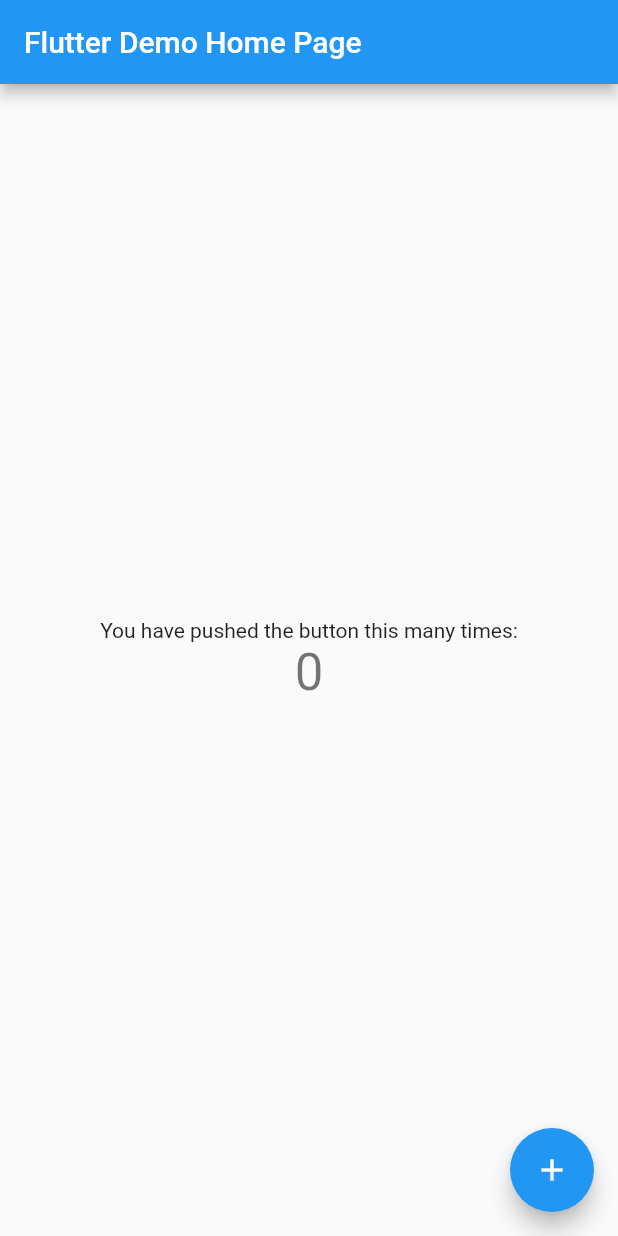
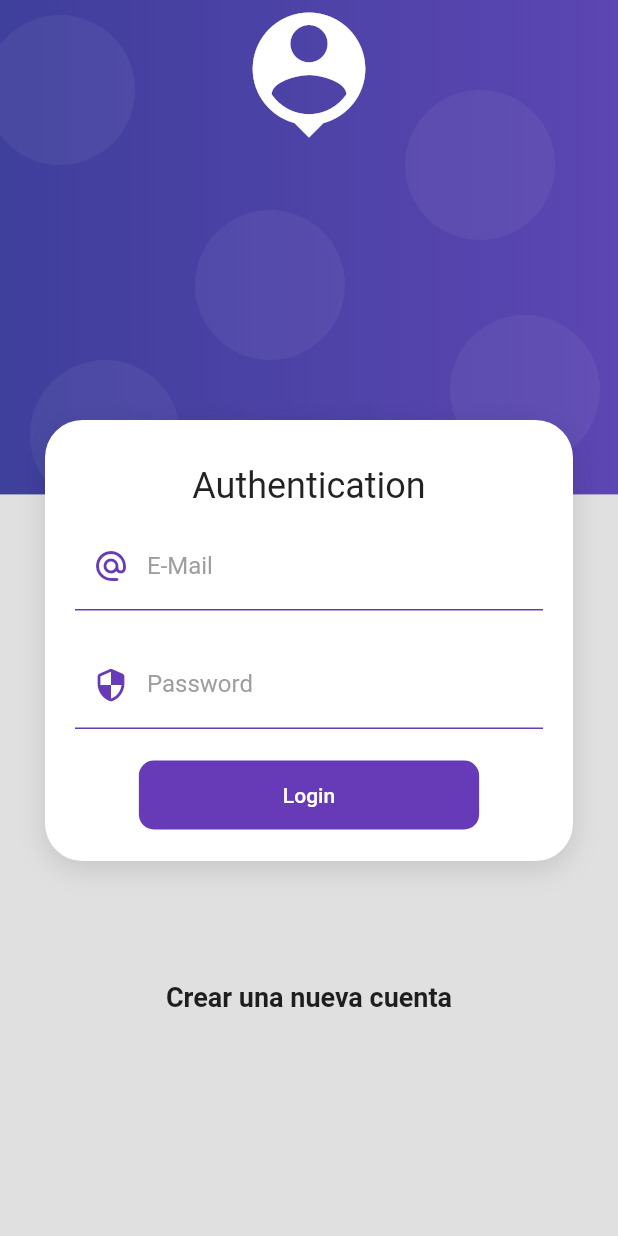
Before and after one commit to diegostreetbob/form_validation, a Flutter app: the screen it shows after launch, on a phone screen of 412 x 824 dp. Run offline on Flutter 3.47's test engine with Material 2 defaults, Android fonts, the phone set to English and light mode, and no system bars.

Commit message:
finalizado

```diff
--- /dev/null
+++ b/lib/Styles/input_decorations.dart
@@ -0,0 +1,23 @@
+////////////////////////////////////////////////////////////////////////////////////////////////////
+import 'package:flutter/material.dart';
+////////////////////////////////////////////////////////////////////////////////////////////////////
+
+////////////////////////////////////////////////////////////////////////////////////////////////////
+class InputDecorations {
+  static InputDecoration loginInputDecoration(
+      {
+        required Icon prefixIcon,
+        required String hintText,
+        required String labelText
+      }) {
+    return InputDecoration(
+        enabledBorder: UnderlineInputBorder(borderSide: BorderSide(color: Colors.deepPurple)),
+        focusedBorder: UnderlineInputBorder(borderSide: BorderSide(color: Colors.deepPurple, width: 2)),
+        hintText: hintText,
+        labelText: labelText,
+        labelStyle: TextStyle(color: Colors.grey),
+        prefixIcon: prefixIcon
+    );
+  }
+}
+////////////////////////////////////////////////////////////////////////////////////////////////////
--- a/lib/main.dart
+++ b/lib/main.dart
@@ -1,115 +1,36 @@
+////////////////////////////////////////////////////////////////////////////////////////////////////
 import 'package:flutter/material.dart';
-
+import 'package:form_validation/providers/login_form_provider.dart';
+////////////////////////////////////////////////////////////////////////////////////////////////////
+import 'package:form_validation/screens/screens.dart';
+import 'package:provider/provider.dart';
+////////////////////////////////////////////////////////////////////////////////////////////////////
 void main() {
-  runApp(const MyApp());
+  runApp(
+  MultiProvider(
+      providers: [
+      ChangeNotifierProvider<LoginFormProvider>(create: (_)=>LoginFormProvider())
+  ],
+  child: MyApp()
+  )
+  );
 }
-
+////////////////////////////////////////////////////////////////////////////////////////////////////
 class MyApp extends StatelessWidget {
-  const MyApp({Key? key}) : super(key: key);
-
-  // This widget is the root of your application.
   @override
   Widget build(BuildContext context) {
     return MaterialApp(
-      title: 'Flutter Demo',
-      theme: ThemeData(
-        // This is the theme of your application.
-        //
-        // Try running your application with "flutter run". You'll see the
-        // application has a blue toolbar. Then, without quitting the app, try
-        // changing the primarySwatch below to Colors.green and then invoke
-        // "hot reload" (press "r" in the console where you ran "flutter run",
-        // or simply save your changes to "hot reload" in a Flutter IDE).
-        // Notice that the counter didn't reset back to zero; the application
-        // is not restarted.
-        primarySwatch: Colors.blue,
+      debugShowCheckedModeBanner: false,
+      title: 'Material App',
+      initialRoute: LoginScreen.route,
+      routes: {
+        HomeScreen.route: (_) => const HomeScreen(),
+        LoginScreen.route: (_) => const LoginScreen()
+      },
+      theme: ThemeData.light().copyWith(
+        scaffoldBackgroundColor: Colors.grey[300]
       ),
-      home: const MyHomePage(title: 'Flutter Demo Home Page'),
     );
   }
 }
-
-class MyHomePage extends StatefulWidget {
-  const MyHomePage({Key? key, required this.title}) : super(key: key);
-
-  // This widget is the home page of your application. It is stateful, meaning
-  // that it has a State object (defined below) that contains fields that affect
-  // how it looks.
-
-  // This class is the configuration for the state. It holds the values (in this
-  // case the title) provided by the parent (in this case the App widget) and
-  // used by the build method of the State. Fields in a Widget subclass are
-  // always marked "final".
-
-  final String title;
-
-  @override
-  State<MyHomePage> createState() => _MyHomePageState();
-}
-
-class _MyHomePageState extends State<MyHomePage> {
-  int _counter = 0;
-
-  void _incrementCounter() {
-    setState(() {
-      // This call to setState tells the Flutter framework that something has
-      // changed in this State, which causes it to rerun the build method below
-      // so that the display can reflect the updated values. If we changed
-      // _counter without calling setState(), then the build method would not be
-      // called again, and so nothing would appear to happen.
-      _counter++;
-    });
-  }
-
-  @override
-  Widget build(BuildContext context) {
-    // This method is rerun every time setState is called, for instance as done
-    // by the _incrementCounter method above.
-    //
-    // The Flutter framework has been optimized to make rerunning build methods
-    // fast, so that you can just rebuild anything that needs updating rather
-    // than having to individually change instances of widgets.
-    return Scaffold(
-      appBar: AppBar(
-        // Here we take the value from the MyHomePage object that was created by
-        // the App.build method, and use it to set our appbar title.
-        title: Text(widget.title),
-      ),
-      body: Center(
-        // Center is a layout widget. It takes a single child and positions it
-        // in the middle of the parent.
-        child: Column(
-          // Column is also a layout widget. It takes a list of children and
-          // arranges them vertically. By default, it sizes itself to fit its
-          // children horizontally, and tries to be as tall as its parent.
-          //
-          // Invoke "debug painting" (press "p" in the console, choose the
-          // "Toggle Debug Paint" action from the Flutter Inspector in Android
-          // Studio, or the "Toggle Debug Paint" command in Visual Studio Code)
-          // to see the wireframe for each widget.
-          //
-          // Column has various properties to control how it sizes itself and
-          // how it positions its children. Here we use mainAxisAlignment to
-          // center the children vertically; the main axis here is the vertical
-          // axis because Columns are vertical (the cross axis would be
-          // horizontal).
-          mainAxisAlignment: MainAxisAlignment.center,
-          children: <Widget>[
-            const Text(
-              'You have pushed the button this many times:',
-            ),
-            Text(
-              '$_counter',
-              style: Theme.of(context).textTheme.headline4,
-            ),
-          ],
-        ),
-      ),
-      floatingActionButton: FloatingActionButton(
-        onPressed: _incrementCounter,
-        tooltip: 'Increment',
-        child: const Icon(Icons.add),
-      ), // This trailing comma makes auto-formatting nicer for build methods.
-    );
-  }
-}
+////////////////////////////////////////////////////////////////////////////////////////////////////
--- /dev/null
+++ b/lib/providers/login_form_provider.dart
@@ -0,0 +1,25 @@
+////////////////////////////////////////////////////////////////////////////////////////////////////
+import 'package:flutter/material.dart';
+////////////////////////////////////////////////////////////////////////////////////////////////////
+
+////////////////////////////////////////////////////////////////////////////////////////////////////
+class LoginFormProvider extends ChangeNotifier {
+  //Conectamos el key del cada campo del formulario a este provider
+  GlobalKey<FormState> formKey = GlobalKey<FormState>();
+
+  String email = "";
+  String password = "";
+  bool _isLoading = false;
+
+  bool isValidForm(){
+    bool res = formKey.currentState?.validate() ?? false;
+    return res;
+  }
+  set isLoading(bool value) {
+    _isLoading = value;
+    notifyListeners();//notificamos a todos los que escuchan este provider
+  }
+  bool get isLoading => _isLoading;
+
+}
+////////////////////////////////////////////////////////////////////////////////////////////////////
--- /dev/null
+++ b/lib/screens/home_screen.dart
@@ -0,0 +1,18 @@
+////////////////////////////////////////////////////////////////////////////////////////////////////
+import 'package:flutter/material.dart';
+////////////////////////////////////////////////////////////////////////////////////////////////////
+class HomeScreen extends StatelessWidget {
+  //Ruta de esta pantalla
+  static const String route = "homeScreen";
+  //
+  const HomeScreen({Key? key}) : super(key: key);
+
+  @override
+  Widget build(BuildContext context) {
+    return Scaffold(
+      appBar: AppBar(title: const Text("FormValidationAPP")),
+      body: const Center(child: Text("texto  centrado")),
+    );
+  }
+}
+////////////////////////////////////////////////////////////////////////////////////////////////////
--- /dev/null
+++ b/lib/screens/login_screen.dart
@@ -0,0 +1,129 @@
+////////////////////////////////////////////////////////////////////////////////////////////////////
+import 'package:flutter/material.dart';
+////////////////////////////////////////////////////////////////////////////////////////////////////
+import 'package:form_validation/widgets/widgets.dart';
+import 'package:provider/provider.dart';
+import '../Styles/input_decorations.dart';
+import 'package:form_validation/providers/login_form_provider.dart';
+import 'package:form_validation/screens/screens.dart';
+////////////////////////////////////////////////////////////////////////////////////////////////////
+class LoginScreen extends StatelessWidget {
+  //Ruta de esta pantalla
+  static const String route = "loginScreen";
+  //Constructor
+  const LoginScreen({Key? key}) : super(key: key);
+  //Operaciones
+  @override
+  Widget build(BuildContext context) {
+    return Scaffold(
+      body: LoginBackGround(
+          child: SingleChildScrollView(
+              child: Column(
+        children: [
+          const SizedBox(height: 250),
+          CardContainer(
+              child: Column(
+            children: [
+              const SizedBox(height: 10),
+              Text("Authentication", style: Theme.of(context).textTheme.headline5),
+              const SizedBox(height: 10),
+              _LoginForm()
+            ],
+          )),
+          const SizedBox(height: 50),
+          const Text("Crear una nueva cuenta",
+              style: TextStyle(fontSize: 18, fontWeight: FontWeight.bold))
+        ],
+      ))),
+    );
+  }
+}
+////////////////////////////////////////////////////////////////////////////////////////////////////
+class _LoginForm extends StatelessWidget {
+  //Atributos
+
+  //Constructor
+  const _LoginForm({Key? key}) : super(key: key);
+
+  @override
+  Widget build(BuildContext context) {
+    //uso del provider
+    final loginForm = Provider.of<LoginFormProvider>(context);
+    //
+    return Container(
+      child: Form(
+        //Mantener la referencia al key, se usa en el provider
+        key: loginForm.formKey,//formKey declarado en el provider
+        //autovalidateMode: AutovalidateMode.onUserInteraction,//valida mientras escribimos
+        //no me gusta porque hasta que ho has terminado de rellenar el campo te está mostrando
+        //el error.
+        child: Column(
+          children: [
+            TextFormField(
+                autocorrect: false,
+                keyboardType: TextInputType.emailAddress,
+                decoration: InputDecorations.loginInputDecoration(
+                    prefixIcon: const Icon(Icons.alternate_email_rounded, color: Colors.deepPurple),
+                    hintText: 'john.doe@gmail.com',
+                    labelText: 'E-Mail'
+                ),
+                onChanged: (value){
+                  loginForm.email = value;//guardamos valor del campo en el atributo del provider
+                },
+                validator: (value){//cuando retorna null es que la validación pasó.
+                //
+                String validEmailpattern = r'^(([^<>()[\]\\.,;:\s@\"]+(\.[^<>()[\]\\.,;:\s@\"]+)*)|(\".+\"))@((\[[0-9]{1,3}\.[0-9]{1,3}\.[0-9]{1,3}\.[0-9]{1,3}\])|(([a-zA-Z\-0-9]+\.)+[a-zA-Z]{2,}))$';
+                RegExp regExp  = RegExp(validEmailpattern);
+                //
+                return regExp.hasMatch(value ?? "")?null: "Non valid email";
+              }
+            ),
+            const SizedBox(height: 20),
+            TextFormField(
+                autocorrect: false,
+                obscureText: true, //se va ocultando mientras escribimos.
+                keyboardType: TextInputType.visiblePassword,
+                decoration: InputDecorations.loginInputDecoration(
+                    prefixIcon: const Icon(Icons.security_rounded, color: Colors.deepPurple),
+                    hintText: '******',
+                    labelText: 'Password'
+                ),
+                onChanged: (value){
+                  loginForm.password = value;//guardamos valor del campo en el atributo del provider
+                },
+                validator: (value){//cuando retorna null es que la validación pasó.
+                  //retorna null si la validación es válida
+                  return value != null && value.length>=6 ? null:"Non valid pass";
+                }
+            ),
+            const SizedBox(height: 20),
+            MaterialButton(
+                shape: RoundedRectangleBorder(borderRadius: BorderRadius.circular(10)),
+                disabledColor: Colors.grey,
+                elevation: 0,
+                color: Colors.deepPurple,
+                //Si está cargando desactivo botón poniéndolo a null
+                onPressed:loginForm.isLoading ? null: () async {
+                  FocusScope.of(context).unfocus();//esconde el teclado
+                  if(loginForm.isValidForm()==true){
+                    loginForm.isLoading = true;
+                    await Future.delayed(Duration(seconds: 2));//simulamos respuesta de un servicio externo
+                    loginForm.isLoading = false;
+                    Navigator.pushReplacementNamed(context, HomeScreen.route);
+                  }
+                },
+                child: Container(
+                  padding: const EdgeInsets.symmetric(horizontal: 80,vertical: 15),
+                  child: Text(//texto en función de lo que diga el provider
+                    loginForm.isLoading ? "Wait...":"Login",
+                      style: const TextStyle(color: Colors.white)
+                  ),
+                )
+            )
+          ],
+        ),
+      ),
+    );
+  }
+}
+////////////////////////////////////////////////////////////////////////////////////////////////////
--- /dev/null
+++ b/lib/screens/screens.dart
@@ -0,0 +1,4 @@
+////////////////////////////////////////////////////////////////////////////////////////////////////
+export "package:form_validation/screens/home_screen.dart";
+export "package:form_validation/screens/login_screen.dart";
+////////////////////////////////////////////////////////////////////////////////////////////////////
--- /dev/null
+++ b/lib/widgets/card_container.dart
@@ -0,0 +1,38 @@
+////////////////////////////////////////////////////////////////////////////////////////////////////
+import 'package:flutter/material.dart';
+////////////////////////////////////////////////////////////////////////////////////////////////////
+
+////////////////////////////////////////////////////////////////////////////////////////////////////
+class  CardContainer extends StatelessWidget {
+  //Atributos
+  final Widget child;
+  //Constructor
+  const CardContainer({super.key, required this.child});
+  //Operaciones
+  @override
+  Widget build(BuildContext context) {
+      return Padding(
+        padding: const EdgeInsets.all(30.0),
+        child: Container(
+          width: double.infinity,
+          padding: EdgeInsets.all(20),
+          decoration: _boxDecoration(),
+          child: this.child
+        ),
+      );
+  }
+  BoxDecoration _boxDecoration() {
+    return BoxDecoration(
+      color: Colors.white,
+      borderRadius: BorderRadius.circular(25),
+      boxShadow:[
+        BoxShadow(//Sobnbra
+          color: Colors.black12,
+          blurRadius: 15,
+          offset: Offset(0,5)//posición de la sombra
+        )
+      ]
+      );
+  }
+}
+////////////////////////////////////////////////////////////////////////////////////////////////////
--- /dev/null
+++ b/lib/widgets/login_background.dart
@@ -0,0 +1,86 @@
+////////////////////////////////////////////////////////////////////////////////////////////////////
+import 'package:flutter/material.dart';
+////////////////////////////////////////////////////////////////////////////////////////////////////
+
+////////////////////////////////////////////////////////////////////////////////////////////////////
+class LoginBackGround extends StatelessWidget {
+  //Atributos
+  final Widget child;
+  //Constructor
+  const LoginBackGround({super.key, required this.child});
+  //Operaciones
+  @override
+  Widget build(BuildContext context) {
+      return Container(
+        //color: Colors.red,
+        width: double.infinity,
+        height:double.infinity,
+        child: Stack(
+          children: [
+            _PurpleBox(),
+            _IconoPersona(),
+            this.child
+        ],
+      ),
+    );
+  }
+}
+////////////////////////////////////////////////////////////////////////////////////////////////////
+class _IconoPersona extends StatelessWidget {
+  @override
+  Widget build(BuildContext context) {
+    return SafeArea(//con este evitamos que se solape la imagen arriba en teléfonos con noths
+      child: Container(
+        width: double.infinity,
+        child: const Icon(Icons.person_pin, color: Colors.white,size: 100),
+      ),
+    );
+  }
+}
+////////////////////////////////////////////////////////////////////////////////////////////////////
+class  _PurpleBox extends StatelessWidget {
+  @override
+  Widget build(BuildContext context) {
+      final size = MediaQuery.of(context).size;
+      return Container(
+        width: double.infinity,
+        height: size.height * 0.4,
+        decoration: _purpleBoxDecoration(),
+        //Circulitos de fondo
+        child: Stack(
+          children: [
+            //Positioned solo funciona dentro de Stack, es para posicionar elementos
+            Positioned(top: 10, left: -10, child: _Bubble()),
+            Positioned(top: 140,left: 130, child: _Bubble()),
+            Positioned(top: 240,left: 20, child: _Bubble()),
+            Positioned(top: 210,left: 300, child: _Bubble()),
+            Positioned(top: 60, left: 270, child: _Bubble()),
+          ],
+        ),
+    );
+  }
+  //Operaciones
+  BoxDecoration _purpleBoxDecoration() => const BoxDecoration(
+    gradient: LinearGradient(
+      colors: [
+        Color.fromRGBO(63, 63, 156, 1),
+        Color.fromRGBO(92, 70, 178, 1)
+      ]
+    )
+  );
+}
+////////////////////////////////////////////////////////////////////////////////////////////////////
+class  _Bubble extends StatelessWidget {
+  @override
+  Widget build(BuildContext context) {
+      return Container(
+        width: 100,
+        height:100,
+        decoration: BoxDecoration(
+          borderRadius: BorderRadius.circular(100),
+          color: const Color.fromRGBO(255, 255, 255, 0.05)
+        ),
+    );
+  }
+}
+////////////////////////////////////////////////////////////////////////////////////////////////////
--- /dev/null
+++ b/lib/widgets/widgets.dart
@@ -0,0 +1,4 @@
+////////////////////////////////////////////////////////////////////////////////////////////////////
+export "package:form_validation/widgets/login_background.dart";
+export "package:form_validation/widgets/card_container.dart";
+////////////////////////////////////////////////////////////////////////////////////////////////////
--- a/pubspec.yaml
+++ b/pubspec.yaml
@@ -34,6 +34,7 @@ dependencies:
   # The following adds the Cupertino Icons font to your application.
   # Use with the CupertinoIcons class for iOS style icons.
   cupertino_icons: ^1.0.2
+  provider: ^6.0.3
 
 dev_dependencies:
   flutter_test:
```
Also changed, not shown: pubspec.lock, 1 other file.
